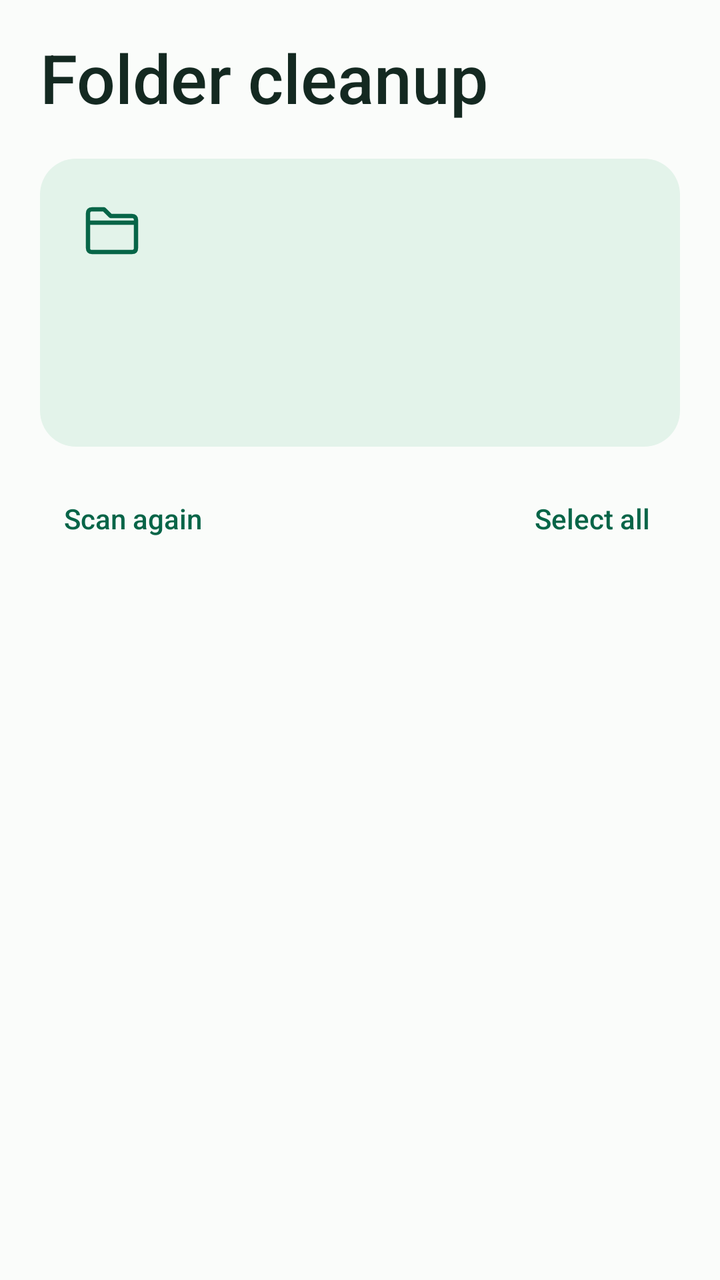
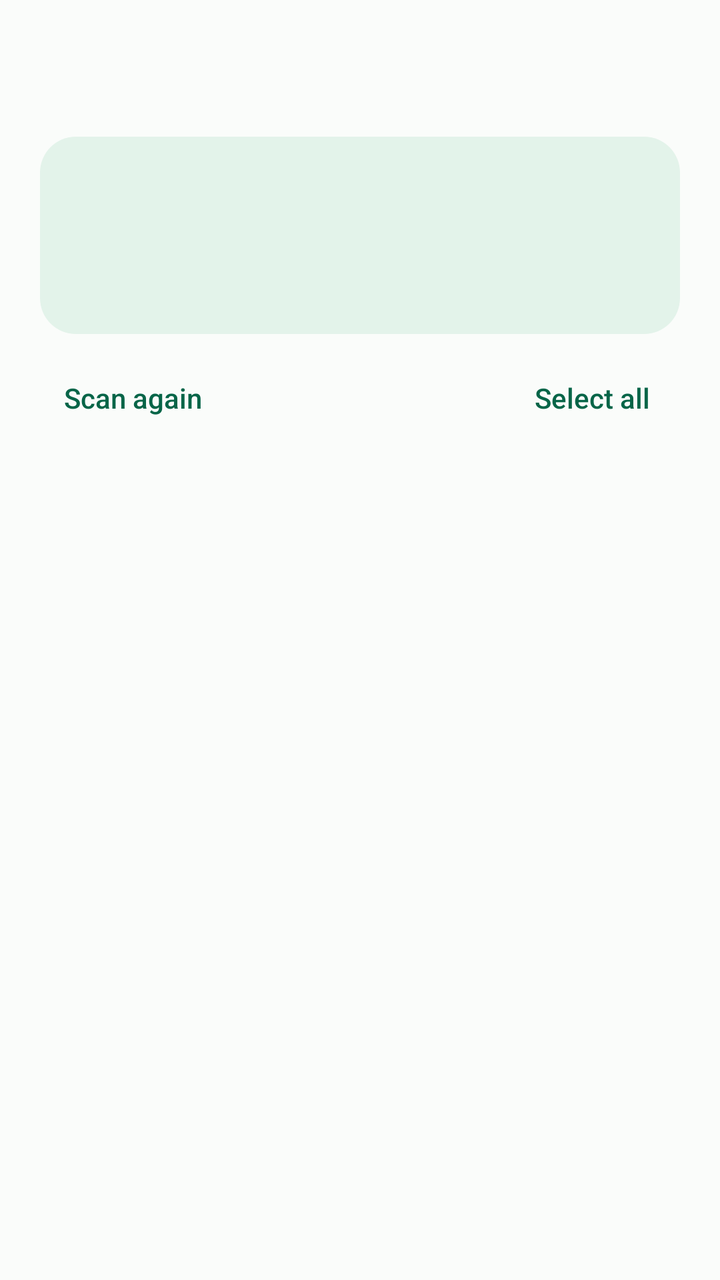

The first picture is an Android layout as it rendered before a commit; the second is the same layout after the commit. The layout source and the unified diff follow.
<!-- AndroidManifest.xml: application theme AppTheme -->
<!-- res/layout/review_header.xml -->
<LinearLayout xmlns:android="http://schemas.android.com/apk/res/android"
    android:layout_width="match_parent" android:layout_height="wrap_content"
    android:orientation="vertical" android:paddingHorizontal="20dp" android:paddingTop="16dp">
    <TextView
        android:layout_width="match_parent" android:layout_height="wrap_content"
        android:text="@string/folder_cleanup" android:fontFamily="sans-serif-medium"
        android:textSize="34sp" android:textColor="@color/ink" />
    <LinearLayout
        android:layout_width="match_parent" android:layout_height="wrap_content"
        android:layout_marginTop="18dp" android:padding="20dp"
        android:orientation="vertical" android:background="@drawable/folder_panel">
        <LinearLayout
            android:layout_width="match_parent" android:layout_height="wrap_content"
            android:gravity="center_vertical">
            <ImageView android:layout_width="32dp" android:layout_height="32dp"
                android:src="@drawable/ic_folder" android:importantForAccessibility="no" />
            <TextView android:id="@+id/folder_name"
                android:layout_width="0dp" android:layout_height="wrap_content" android:layout_weight="1"
                android:layout_marginStart="12dp" android:textSize="15sp" android:textColor="@color/accent"
                android:fontFamily="sans-serif-medium" android:maxLines="2" android:ellipsize="middle" />
            <ProgressBar android:id="@+id/busy" style="?android:attr/progressBarStyleSmall"
                android:layout_width="24dp" android:layout_height="24dp" android:visibility="gone" />
        </LinearLayout>
        <TextView android:id="@+id/status_title"
            android:layout_width="match_parent" android:layout_height="wrap_content"
            android:layout_marginTop="12dp" android:textSize="24sp" android:textColor="@color/ink"
            android:fontFamily="sans-serif-medium" android:accessibilityLiveRegion="polite" />
        <TextView android:id="@+id/status_body"
            android:layout_width="match_parent" android:layout_height="wrap_content"
            android:layout_marginTop="6dp" android:textSize="16sp" android:lineSpacingExtra="2dp"
            android:textColor="@color/body" />
    </LinearLayout>
    <LinearLayout android:id="@+id/review_controls"
        android:layout_width="match_parent" android:layout_height="wrap_content"
        android:orientation="horizontal" android:gravity="center_vertical" android:layout_marginTop="12dp">
        <Button android:id="@+id/rescan" style="@style/TextButton"
            android:layout_width="wrap_content" android:layout_height="wrap_content" android:text="@string/scan_again" />
        <Space android:layout_width="0dp" android:layout_height="1dp" android:layout_weight="1" />
        <Button android:id="@+id/select" style="@style/TextButton"
            android:layout_width="wrap_content" android:layout_height="wrap_content" android:text="@string/select_all" />
    </LinearLayout>
</LinearLayout>
<!-- resources referenced by this layout -->
<resources>
  <color name="accent">#076548</color>
  <color name="body">#425D51</color>
  <color name="ink">#142921</color>
  <!-- drawable folder_panel (drawable) -->
  <shape xmlns:android="http://schemas.android.com/apk/res/android">
      <solid android:color="@color/panel" />
      <corners android:radius="18dp" />
  </shape>
  <!-- drawable ic_folder (drawable) -->
  <vector xmlns:android="http://schemas.android.com/apk/res/android"
      android:width="34dp" android:height="34dp" android:viewportWidth="24" android:viewportHeight="24">
      <path android:fillColor="@android:color/transparent" android:strokeColor="@color/accent"
          android:strokeWidth="1.6" android:strokeLineJoin="round"
          android:pathData="M3,7 V5.5 Q3,4 4.5,4 H9 L11.5,6.5 H19.5 Q21,6.5 21,8 V18.5 Q21,20 19.5,20 H4.5 Q3,20 3,18.5 Z M3,9 H21" />
  </vector>
  <string name="folder_cleanup">Folder cleanup</string>
  <string name="scan_again">Scan again</string>
  <string name="select_all">Select all</string>
  <style name="TextButton" parent="@android:style/Widget.Material.Button.Borderless">
          <item name="android:textAllCaps">false</item>
          <item name="android:textColor">@color/accent</item>
          <item name="android:minHeight">48dp</item>
      </style>
  <style name="AppTheme" parent="@style/DayThemeBase" />
  <color name="panel">#E3F3EA</color>
  <style name="DayThemeBase" parent="@android:style/Theme.Material.Light.NoActionBar">
          <item name="android:colorAccent">@color/accent</item>
          <item name="android:windowBackground">@color/surface</item>
          <item name="android:statusBarColor">@color/surface</item>
          <item name="android:windowLightStatusBar">true</item>
      </style>
  <color name="surface">#FAFCFA</color>
</resources>

<!-- the commit's change to res/layout/review_header.xml (unified diff, before → after) -->
@@ -1,42 +1,23 @@
 <LinearLayout xmlns:android="http://schemas.android.com/apk/res/android"
     android:layout_width="match_parent" android:layout_height="wrap_content"
-    android:orientation="vertical" android:paddingHorizontal="20dp" android:paddingTop="16dp">
-    <TextView
-        android:layout_width="match_parent" android:layout_height="wrap_content"
-        android:text="@string/folder_cleanup" android:fontFamily="sans-serif-medium"
-        android:textSize="34sp" android:textColor="@color/ink" />
-    <LinearLayout
-        android:layout_width="match_parent" android:layout_height="wrap_content"
-        android:layout_marginTop="18dp" android:padding="20dp"
-        android:orientation="vertical" android:background="@drawable/folder_panel">
-        <LinearLayout
-            android:layout_width="match_parent" android:layout_height="wrap_content"
-            android:gravity="center_vertical">
-            <ImageView android:layout_width="32dp" android:layout_height="32dp"
-                android:src="@drawable/ic_folder" android:importantForAccessibility="no" />
-            <TextView android:id="@+id/folder_name"
-                android:layout_width="0dp" android:layout_height="wrap_content" android:layout_weight="1"
-                android:layout_marginStart="12dp" android:textSize="15sp" android:textColor="@color/accent"
-                android:fontFamily="sans-serif-medium" android:maxLines="2" android:ellipsize="middle" />
-            <ProgressBar android:id="@+id/busy" style="?android:attr/progressBarStyleSmall"
-                android:layout_width="24dp" android:layout_height="24dp" android:visibility="gone" />
-        </LinearLayout>
-        <TextView android:id="@+id/status_title"
-            android:layout_width="match_parent" android:layout_height="wrap_content"
-            android:layout_marginTop="12dp" android:textSize="24sp" android:textColor="@color/ink"
+    android:orientation="vertical" android:paddingHorizontal="20dp" android:paddingTop="12dp">
+    <TextView android:id="@+id/mode_title" style="@style/PageTitle" />
+    <LinearLayout android:layout_width="match_parent" android:layout_height="wrap_content"
+        android:layout_marginTop="16dp" android:padding="20dp" android:orientation="vertical"
+        android:background="@drawable/folder_panel">
+        <ProgressBar android:id="@+id/busy" style="?android:attr/progressBarStyleSmall"
+            android:layout_width="24dp" android:layout_height="24dp" android:visibility="gone" />
+        <TextView android:id="@+id/status_title" android:layout_width="match_parent"
+            android:layout_height="wrap_content" android:textSize="24sp" android:textColor="@color/ink"
             android:fontFamily="sans-serif-medium" android:accessibilityLiveRegion="polite" />
-        <TextView android:id="@+id/status_body"
-            android:layout_width="match_parent" android:layout_height="wrap_content"
-            android:layout_marginTop="6dp" android:textSize="16sp" android:lineSpacingExtra="2dp"
-            android:textColor="@color/body" />
+        <TextView android:id="@+id/status_body" style="@style/BodyText" android:layout_marginTop="6dp" />
     </LinearLayout>
-    <LinearLayout android:id="@+id/review_controls"
-        android:layout_width="match_parent" android:layout_height="wrap_content"
-        android:orientation="horizontal" android:gravity="center_vertical" android:layout_marginTop="12dp">
-        <Button android:id="@+id/rescan" style="@style/TextButton"
-            android:layout_width="wrap_content" android:layout_height="wrap_content" android:text="@string/scan_again" />
+    <LinearLayout android:id="@+id/review_controls" android:layout_width="match_parent"
+        android:layout_height="wrap_content" android:gravity="center_vertical" android:layout_marginTop="8dp">
+        <Button android:id="@+id/rescan" style="@style/TextButton" android:layout_width="wrap_content"
+            android:layout_height="wrap_content" android:text="@string/scan_again" />
         <Space android:layout_width="0dp" android:layout_height="1dp" android:layout_weight="1" />
-        <Button android:id="@+id/select" style="@style/TextButton"
-            android:layout_width="wrap_content" android:layout_height="wrap_content" android:text="@string/select_all" />
+        <Button android:id="@+id/select" style="@style/TextButton" android:layout_width="wrap_content"
+            android:layout_height="wrap_content" android:text="@string/select_all" />
     </LinearLayout>
 </LinearLayout>
<!-- resource entries referenced after the edit -->
@@ -8,16 +8,22 @@
       <solid android:color="@color/panel" />
       <corners android:radius="18dp" />
   </shape>
-  <!-- drawable ic_folder (drawable) -->
-  <vector xmlns:android="http://schemas.android.com/apk/res/android"
-      android:width="34dp" android:height="34dp" android:viewportWidth="24" android:viewportHeight="24">
-      <path android:fillColor="@android:color/transparent" android:strokeColor="@color/accent"
-          android:strokeWidth="1.6" android:strokeLineJoin="round"
-          android:pathData="M3,7 V5.5 Q3,4 4.5,4 H9 L11.5,6.5 H19.5 Q21,6.5 21,8 V18.5 Q21,20 19.5,20 H4.5 Q3,20 3,18.5 Z M3,9 H21" />
-  </vector>
-  <string name="folder_cleanup">Folder cleanup</string>
   <string name="scan_again">Scan again</string>
   <string name="select_all">Select all</string>
+  <style name="BodyText">
+          <item name="android:layout_width">match_parent</item>
+          <item name="android:layout_height">wrap_content</item>
+          <item name="android:textSize">15sp</item>
+          <item name="android:textColor">@color/body</item>
+          <item name="android:lineSpacingExtra">2dp</item>
+      </style>
+  <style name="PageTitle">
+          <item name="android:layout_width">match_parent</item>
+          <item name="android:layout_height">wrap_content</item>
+          <item name="android:textSize">30sp</item>
+          <item name="android:textColor">@color/ink</item>
+          <item name="android:fontFamily">sans-serif-medium</item>
+      </style>
   <style name="TextButton" parent="@android:style/Widget.Material.Button.Borderless">
           <item name="android:textAllCaps">false</item>
           <item name="android:textColor">@color/accent</item>
